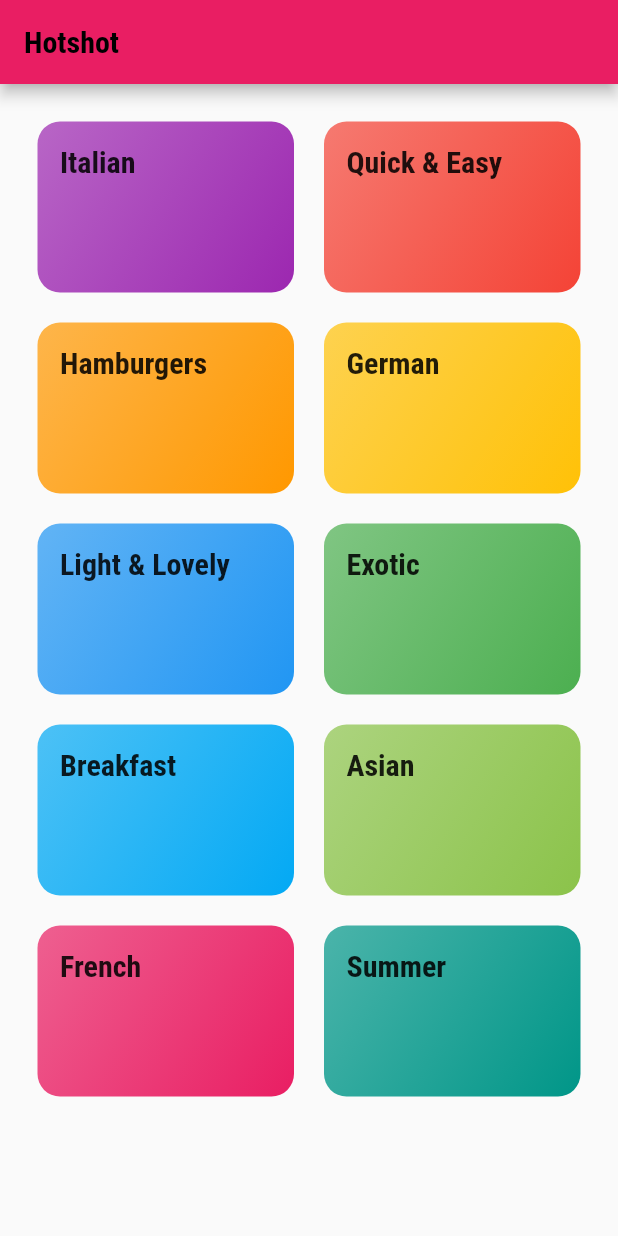
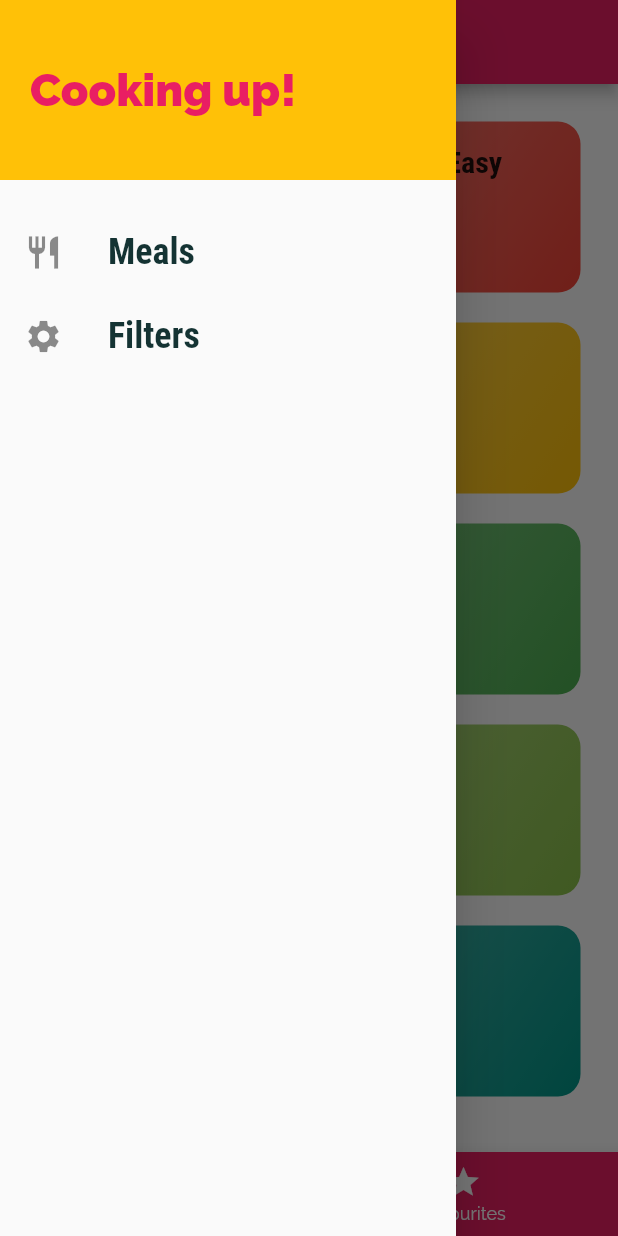
Before and after one commit to wacky-tacky/recipe_savour, a Flutter app: the screen it shows after launch, with the side drawer open (before the commit the screen has no drawer), on a phone screen of 412 x 824 dp. Run offline on Flutter 3.47's test engine with Material 2 defaults, Android fonts, the phone set to English and light mode, and no system bars.

Commit message:
5 screens
- Bottom navigation bar added
- Side drawer added

```diff
--- a/lib/main.dart
+++ b/lib/main.dart
@@ -1,5 +1,6 @@
 import 'package:flutter/material.dart';
-import '../screens/meal_detail_screen.dart';
+import './screens/tabs_screen.dart';
+import './screens/meal_detail_screen.dart';
 import 'screens/category_meals_screen.dart';
 import 'screens/categories_screen.dart';
 
@@ -42,7 +43,7 @@ class MyApp extends StatelessWidget {
       ),
       initialRoute: '/',
       routes: {
-        '/': (ctx) => CategoriesScreen(),
+        '/': (ctx) => TabsScreen(),
         CategoryMealsScreen.routeName: (ctx) => CategoryMealsScreen(),
         MealDetailScreen.routeName: (ctx) => MealDetailScreen(),
       },
--- a/lib/screens/categories_screen.dart
+++ b/lib/screens/categories_screen.dart
@@ -5,11 +5,7 @@ import '../dummy_data.dart';
 class CategoriesScreen extends StatelessWidget {
   @override
   Widget build(BuildContext context) {
-    return Scaffold(
-      appBar: AppBar(
-        title: const Text('Hotshot'),
-      ),
-      body: GridView(
+    return GridView(
       padding: EdgeInsets.all(25),
       children: DUMMY_CATEGORIES
           .map((catData) => CategoryItem(
@@ -22,7 +18,7 @@ class CategoriesScreen extends StatelessWidget {
         maxCrossAxisExtent: 200,
         childAspectRatio: 3 / 2,
         crossAxisSpacing: 20,
-            mainAxisSpacing: 20),
+        mainAxisSpacing: 20,
       ),
     );
   }
--- /dev/null
+++ b/lib/screens/favourites_screen.dart
@@ -0,0 +1,10 @@
+import 'package:flutter/material.dart';
+
+class FavouriteScreen extends StatelessWidget {
+  @override
+  Widget build(BuildContext context) {
+    return Center(
+      child: Text('The Favourites'),
+    );
+  }
+}
--- /dev/null
+++ b/lib/screens/tabs_screen.dart
@@ -0,0 +1,93 @@
+import 'package:flutter/material.dart';
+import '../widgets/main_drawer.dart';
+import './favourites_screen.dart';
+import './categories_screen.dart';
+
+class TabsScreen extends StatefulWidget {
+  @override
+  State<TabsScreen> createState() => _TabsScreenState();
+}
+
+class _TabsScreenState extends State<TabsScreen> {
+  final List<Map<String, Object>> _pages = [
+    {
+      'page': CategoriesScreen(),
+      'title': 'Categories',
+    },
+    {
+      'page': FavouriteScreen(),
+      'title': 'Favourites',
+    },
+  ];
+
+  int _selectedPageIndex = 0;
+
+  void _selectPage(int index) {
+    setState(() {
+      _selectedPageIndex = index;
+    });
+  }
+
+  @override
+  Widget build(BuildContext context) {
+    //  ADDING TABS ON TOP OF THE SCREEN
+
+    // return DefaultTabController(
+    //   length: 2,
+    //   child: Scaffold(
+    //     appBar: AppBar(
+    //       title: Text('Meals'),
+    //       bottom: TabBar(
+    //         tabs: [
+    //           Tab(
+    //             icon: Icon(
+    //               Icons.food_bank_rounded,
+    //             ),
+    //             text: 'Categories',
+    //           ),
+    //           Tab(
+    //             icon: Icon(Icons.favorite),
+    //             text: 'Favourites',
+    //           ),
+    //         ],
+    //       ),
+    //     ),
+    //     body: TabBarView(
+    //       children: [
+    //         CategoriesScreen(),
+    //         FavouriteScreen(),
+    //       ],
+    //     ),
+    //   ),
+    // );
+
+    //  ADDING TABS AT THE BOTTOM OF THE SCREEN
+
+    return Scaffold(
+      appBar: AppBar(
+        title: Text(
+          _pages[_selectedPageIndex]['title'] as String,
+        ),
+      ),
+      drawer: MainDrawer(),
+      body: _pages[_selectedPageIndex]['page'] as Widget,
+      bottomNavigationBar: BottomNavigationBar(
+        onTap: _selectPage,
+        backgroundColor: Theme.of(context).colorScheme.primary,
+        unselectedItemColor: Colors.white,
+        selectedItemColor: Theme.of(context).colorScheme.secondary,
+        currentIndex: _selectedPageIndex,
+        items: [
+          BottomNavigationBarItem(
+            icon: Icon(Icons.food_bank_rounded),
+            label: 'Categories',
+          ),
+          BottomNavigationBarItem(
+            icon: Icon(Icons.star),
+            label: 'Favourites',
+          ),
+        ],
+      ),
+    );
+  }
+}
--- /dev/null
+++ b/lib/widgets/main_drawer.dart
@@ -0,0 +1,57 @@
+import 'package:flutter/material.dart';
+
+class MainDrawer extends StatelessWidget {
+  Widget buildListTile(String title, IconData icon) {
+    return ListTile(
+      leading: Icon(
+        icon,
+        size: 26,
+      ),
+      title: Text(
+        title,
+        style: TextStyle(
+          fontFamily: 'RobotoCondensed',
+          fontSize: 24,
+          fontWeight: FontWeight.bold,
+        ),
+      ),
+      onTap: () {},
+    );
+  }
+
+  @override
+  Widget build(BuildContext context) {
+    return Drawer(
+      child: Column(
+        children: [
+          Container(
+            height: 120,
+            width: double.infinity,
+            padding: EdgeInsets.all(20),
+            alignment: Alignment.centerLeft,
+            color: Theme.of(context).colorScheme.secondary,
+            child: Text(
+              'Cooking up!',
+              style: TextStyle(
+                fontWeight: FontWeight.w900,
+                fontSize: 30,
+                color: Theme.of(context).colorScheme.primary,
+              ),
+            ),
+          ),
+          SizedBox(
+            height: 20,
+          ),
+          buildListTile(
+            'Meals',
+            Icons.restaurant,
+          ),
+          buildListTile(
+            'Filters',
+            Icons.settings,
+          ),
+        ],
+      ),
+    );
+  }
+}
```
Lines whose indentation alone changed are shown as unchanged.
